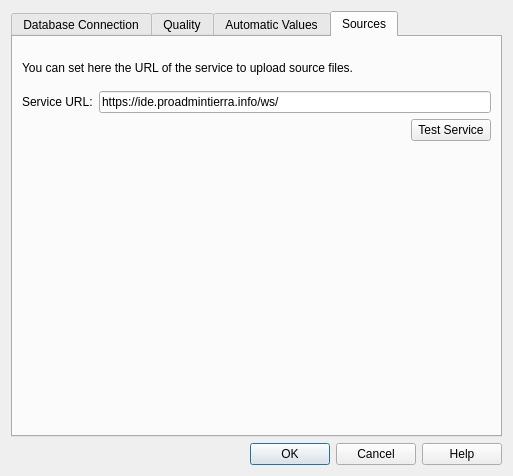
Old version of the form asistente_ladm_col/ui/settings_dialog.ui in the repository SwissTierrasColombia/Asistente-LADM-COL.
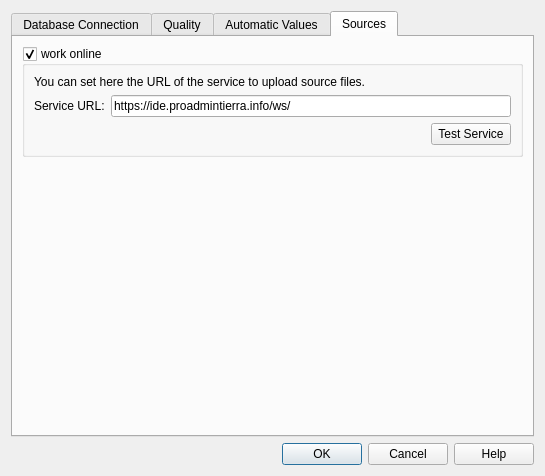
New version of the form. The open tabs and pages were chosen to show the change. Icons and pictures are not drawn. Custom widgets are drawn as their Qt base class.

Commit message: Save value of the connexion status

What changed in the file:
```diff
--- a/asistente_ladm_col/ui/settings_dialog.ui
+++ b/asistente_ladm_col/ui/settings_dialog.ui
@@ -6,7 +6,7 @@
    <rect>
     <x>0</x>
     <y>0</y>
-    <width>513</width>
+    <width>545</width>
     <height>476</height>
    </rect>
   </property>
@@ -530,63 +530,35 @@
       <attribute name="title">
        <string>Sources</string>
       </attribute>
+      <layout class="QGridLayout" name="gridLayout_9">
+       <item row="0" column="0">
+        <widget class="QgsCollapsibleGroupBox" name="connexion_box">
+         <property name="title">
+          <string>work online</string>
+         </property>
+         <property name="checkable">
+          <bool>true</bool>
+         </property>
       <layout class="QGridLayout" name="gridLayout_7">
-       <item row="5" column="0">
-        <spacer name="verticalSpacer">
-         <property name="orientation">
-          <enum>Qt::Vertical</enum>
-         </property>
-         <property name="sizeHint" stdset="0">
-          <size>
-           <width>20</width>
-           <height>40</height>
-          </size>
-         </property>
-        </spacer>
-       </item>
-       <item row="2" column="0">
-        <spacer name="verticalSpacer_2">
-         <property name="orientation">
-          <enum>Qt::Vertical</enum>
-         </property>
-         <property name="sizeType">
-          <enum>QSizePolicy::Fixed</enum>
-         </property>
-         <property name="sizeHint" stdset="0">
-          <size>
-           <width>20</width>
-           <height>10</height>
-          </size>
-         </property>
-        </spacer>
-       </item>
-       <item row="1" column="0" colspan="2">
-        <widget class="QLabel" name="label_11">
-         <property name="font">
-          <font>
-           <italic>false</italic>
-          </font>
-         </property>
-         <property name="text">
-          <string>You can set here the URL of the service to upload source files. </string>
-         </property>
-        </widget>
-       </item>
-       <item row="3" column="0">
+          <item row="1" column="0">
+           <layout class="QHBoxLayout" name="horizontalLayout_7">
+            <item>
         <widget class="QLabel" name="label_12">
          <property name="text">
           <string>Service URL:</string>
          </property>
         </widget>
        </item>
-       <item row="3" column="1">
+            <item>
         <widget class="QLineEdit" name="txt_service_endpoint">
          <property name="text">
           <string>https://ide.proadmintierra.info/ws/</string>
          </property>
         </widget>
        </item>
-       <item row="4" column="0" colspan="2">
+           </layout>
+          </item>
+          <item row="2" column="0">
         <layout class="QHBoxLayout" name="horizontalLayout_6">
          <item>
           <spacer name="horizontalSpacer_3">
@@ -611,17 +583,29 @@
         </layout>
        </item>
        <item row="0" column="0">
-        <spacer name="verticalSpacer_5">
+           <widget class="QLabel" name="label_11">
+            <property name="font">
+             <font>
+              <italic>false</italic>
+             </font>
+            </property>
+            <property name="text">
+             <string>You can set here the URL of the service to upload source files. </string>
+            </property>
+           </widget>
+          </item>
+         </layout>
+        </widget>
+       </item>
+       <item row="1" column="0">
+        <spacer name="verticalSpacer">
          <property name="orientation">
           <enum>Qt::Vertical</enum>
          </property>
-         <property name="sizeType">
-          <enum>QSizePolicy::Fixed</enum>
-         </property>
          <property name="sizeHint" stdset="0">
           <size>
            <width>20</width>
-           <height>15</height>
+           <height>242</height>
           </size>
          </property>
         </spacer>
```
Lines whose indentation alone changed are shown as unchanged. The commit also changes 1 other file.
